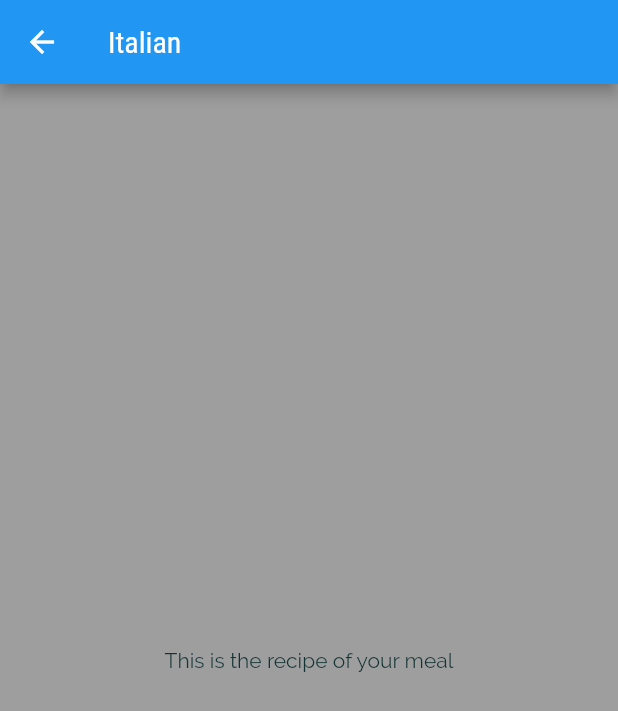
After one commit to Abood2284/flutter_07_MealsApp, a Flutter app: the screen it shows after launch, after a tap on "Italian", on a phone screen of 412 x 824 dp. The commit adds this screen. Shown: the top 711 px of the screen. Run offline on Flutter 3.47's test engine with Material 2 defaults, Android fonts, the phone set to English and light mode, and no system bars.

Commit message:
added file structure also now you can navigate between screens

```diff
--- a/meals_app/lib/category_item.dart
+++ /dev/null
@@ -1,22 +0,0 @@
-import 'package:flutter/material.dart';
-
-class CategoryItem extends StatelessWidget {
-  final String title;
-  final Color color;
-
-  CategoryItem(this.title, this.color);
-
-  @override
-  Widget build(BuildContext context) {
-    return Container(
-        padding: const EdgeInsets.all(15),
-        child: Text(title, style: Theme.of(context).textTheme.headline6,),
-        decoration: BoxDecoration(
-          borderRadius: const BorderRadius.all(Radius.circular(20)),
-            gradient: LinearGradient(
-          colors: [color.withOpacity(0.7), color],
-          begin: Alignment.topLeft,
-          end: Alignment.bottomRight,
-        )));
-  }
-}
--- a/meals_app/lib/main.dart
+++ b/meals_app/lib/main.dart
@@ -1,7 +1,7 @@
 import 'package:flutter/material.dart';
 
-import './categories_screen.dart';
-
+import './meals_category_1/screens/categories_screen.dart';
+import './meals_category_1/screens/category_recipe_screen.dart';
 void main() => runApp(MyApp());
 
 class MyApp extends StatelessWidget {
@@ -27,6 +27,10 @@ class MyApp extends StatelessWidget {
               )
               )),
       home: CategoriesScreen(),
+      // * Routes to our app arug & non-arguments
+      routes: {
+        'categoryRecipeScreen': (ctx) => CategoryRecipeScreen(),
+      },
     );
   }
 }
--- /dev/null
+++ b/meals_app/lib/meals_category_1/repositories/category_item.dart
@@ -0,0 +1,32 @@
+import 'package:flutter/material.dart';
+
+class CategoryItem extends StatelessWidget {
+  final String id;
+  final String title;
+  final Color color;
+
+  CategoryItem(this.id, this.title, this.color);
+
+  void _pushRecipeScreen(BuildContext ctx) {
+    Navigator.of(ctx).pushNamed('categoryRecipeScreen', arguments: {'id': id, 'title': title});
+  }
+
+  @override
+  Widget build(BuildContext context) {
+    return InkWell(
+      onTap: () => _pushRecipeScreen(context),
+      splashColor: Theme.of(context).primaryColor,
+      borderRadius: BorderRadius.circular(15),
+      child: Container(
+          padding: const EdgeInsets.all(15),
+          child: Text(title, style: Theme.of(context).textTheme.headline6,),
+          decoration: BoxDecoration(
+            borderRadius: const BorderRadius.all(Radius.circular(20)),
+              gradient: LinearGradient(
+            colors: [color.withOpacity(0.7), color],
+            begin: Alignment.topLeft,
+            end: Alignment.bottomRight,
+          ))),
+    );
+  }
+}
--- a/meals_app/lib/categories_screen.dart
+++ b/meals_app/lib/meals_category_1/screens/categories_screen.dart
@@ -1,7 +1,7 @@
 import 'package:flutter/material.dart';
 
-import './dummy_data.dart';
-import './category_item.dart';
+import '../data/dummy_data.dart';
+import '../repositories/category_item.dart';
 
 class CategoriesScreen extends StatelessWidget {
   @override
@@ -22,7 +22,7 @@ class CategoriesScreen extends StatelessWidget {
           mainAxisSpacing: 20,
         ),
         children: DUMMY_CATEGORIES
-            .map((catData) => CategoryItem(catData.title, catData.color))
+            .map((catData) => CategoryItem(catData.id, catData.title, catData.color))
             .toList(),
       ),
     );
--- /dev/null
+++ b/meals_app/lib/meals_category_1/screens/category_recipe_screen.dart
@@ -0,0 +1,19 @@
+import 'package:flutter/material.dart';
+
+class CategoryRecipeScreen extends StatelessWidget {
+  @override
+  Widget build(BuildContext context) {
+    final routeArgs =
+        ModalRoute.of(context)?.settings.arguments as Map<String, String>;
+    final String? categoryTitle = routeArgs['title'];
+    final String? id = routeArgs['id'];
+    return Scaffold(
+      appBar: AppBar(
+        title: Text(categoryTitle!),
+      ),
+      body: const Center(
+        child: Text('This is the recipe of your meal'),
+      ),
+    );
+  }
+}
```
Also changed, not shown: meals_app/lib/meals_category_1/data/dummy_data.dart (renamed from meals_app/lib/dummy_data.dart), meals_app/lib/meals_category_1/models/category.dart (renamed from meals_app/lib/models/category.dart).
